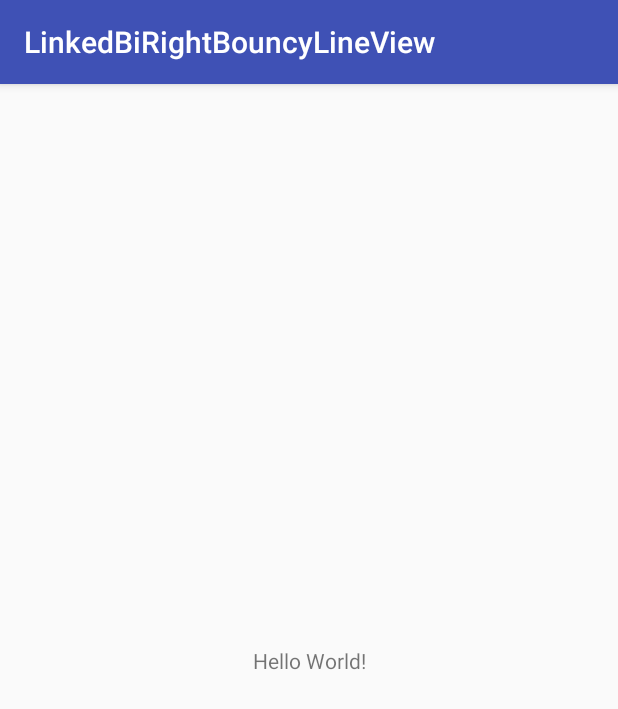
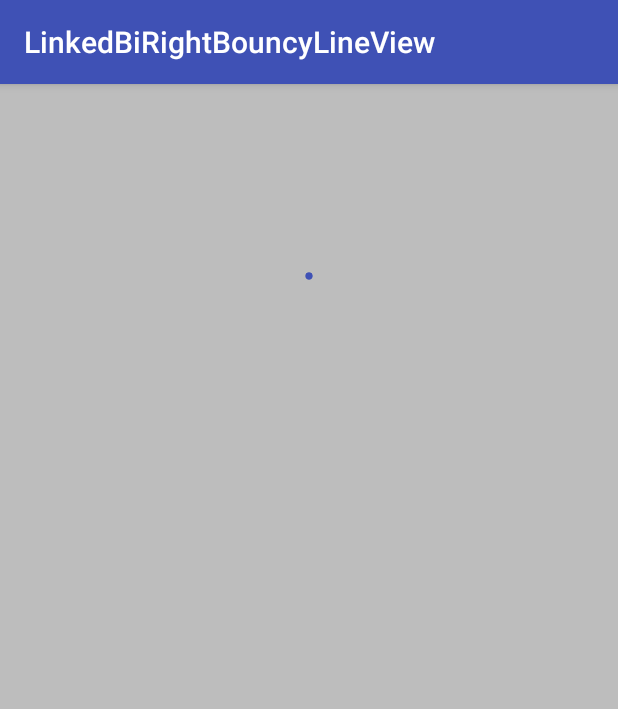
Before and after one commit to Anwesh43/LinkedBiRightBouncyLineView, an Android app: the screen it shows after launch (MainActivity), on a phone screen of 412 x 824 dp. Shown: the top 709 px of the screen. Run offline under Robolectric (Android 15) with nearby library versions, the phone set to English and light mode, and no system bars.

```diff
--- a/app/build.gradle
+++ b/app/build.gradle
@@ -27,6 +27,7 @@ dependencies {
     androidTestImplementation 'com.android.support.test:runner:1.0.1'
     androidTestImplementation 'com.android.support.test.espresso:espresso-core:3.0.1'
     compile "org.jetbrains.kotlin:kotlin-stdlib-jre7:$kotlin_version"
+    compile project(":birightbouncylineview")
 }
 repositories {
     mavenCentral()
--- a/app/src/main/java/com/anwesh/uiprojects/linkedbirightbouncylineview/MainActivity.kt
+++ b/app/src/main/java/com/anwesh/uiprojects/linkedbirightbouncylineview/MainActivity.kt
@@ -2,11 +2,12 @@ package com.anwesh.uiprojects.linkedbirightbouncylineview
 
 import android.support.v7.app.AppCompatActivity
 import android.os.Bundle
+import com.anwesh.uiprojects.birightbouncylineview.BiRightBouncyLineView
 
 class MainActivity : AppCompatActivity() {
 
     override fun onCreate(savedInstanceState: Bundle?) {
         super.onCreate(savedInstanceState)
-        setContentView(R.layout.activity_main)
+        BiRightBouncyLineView.create(this)
     }
 }
```
